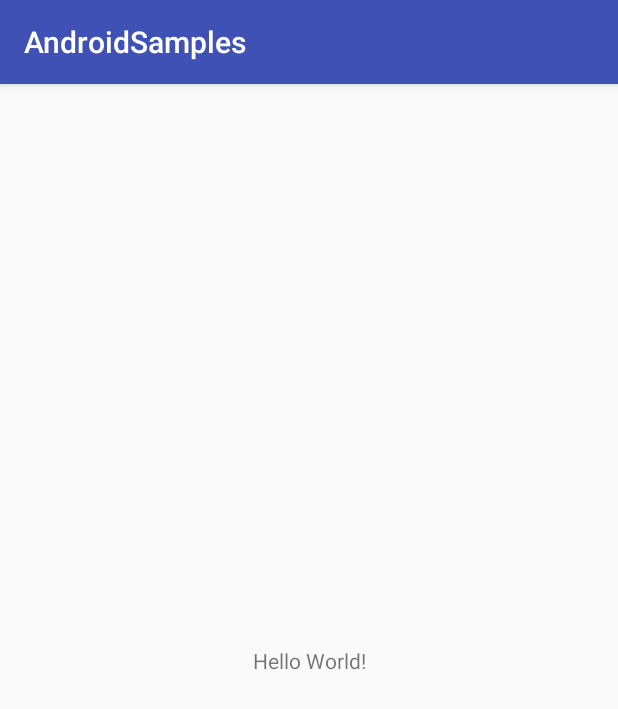
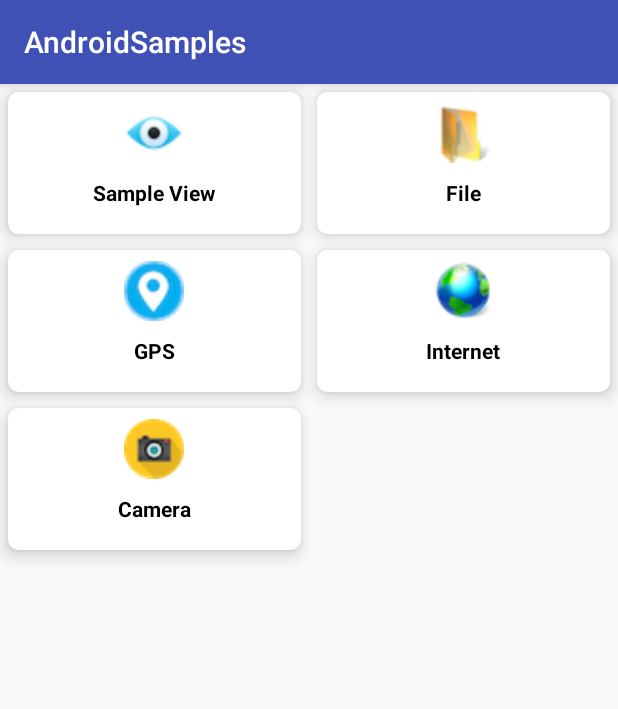
Before and after one commit to firdauskz01/AndroidSamples, an Android app: the screen it shows after launch (MainActivity before the commit, GridViewActivity after it), on a phone screen of 412 x 824 dp. Shown: the top 709 px of the screen. Run offline under Robolectric (Android 15) with nearby library versions, the phone set to English and light mode, and no system bars.

Commit message:
- Create GridView using Recycler View

```diff
--- a/app/build.gradle
+++ b/app/build.gradle
@@ -21,6 +21,12 @@ android {
 dependencies {
     implementation fileTree(dir: 'libs', include: ['*.jar'])
     implementation 'com.android.support:appcompat-v7:27.1.1'
+
+    //    add this to add gridview using recyclerView and Cardview
+    implementation 'com.android.support:recyclerview-v7:27.1.1'
+    implementation 'com.android.support:cardview-v7:27.1.1'
+
+
     implementation 'com.android.support.constraint:constraint-layout:1.1.3'
     testImplementation 'junit:junit:4.12'
     androidTestImplementation 'com.android.support.test:runner:1.0.2'
--- a/app/src/main/AndroidManifest.xml
+++ b/app/src/main/AndroidManifest.xml
@@ -9,7 +9,7 @@
         android:roundIcon="@mipmap/ic_launcher_round"
         android:supportsRtl="true"
         android:theme="@style/AppTheme">
-        <activity android:name=".MainActivity">
+        <activity android:name=".GridViewActivity">
             <intent-filter>
                 <action android:name="android.intent.action.MAIN" />
 
--- /dev/null
+++ b/app/src/main/java/com/daus/sampleapps/android/GridViewActivity.java
@@ -0,0 +1,75 @@
+package com.daus.sampleapps.android;
+
+import android.os.Bundle;
+import android.support.v7.app.AppCompatActivity;
+import android.support.v7.widget.GridLayoutManager;
+import android.support.v7.widget.RecyclerView;
+import android.view.View;
+import android.widget.Toast;
+
+import com.daus.sampleapps.android.adapters.gridview.GridViewItem;
+import com.daus.sampleapps.android.adapters.gridview.GridViewMenuAdapter;
+
+import java.util.ArrayList;
+
+public class GridViewActivity extends AppCompatActivity {
+
+    private GridViewActivity gridViewActivity;
+
+    @Override
+    protected void onCreate(Bundle savedInstanceState) {
+        super.onCreate(savedInstanceState);
+        setContentView(R.layout.activity_main);
+
+        gridViewActivity = this;
+        setupGridview();
+
+    }
+
+    private void setupGridview() {
+
+        RecyclerView gridView = findViewById(R.id.grid_menu);
+        int numberOfColumns = 2;
+
+        gridView.setLayoutManager(new GridLayoutManager(this, numberOfColumns));// for grid layout
+
+        ArrayList<GridViewItem> listMenu = new ArrayList<>();
+
+        GridViewItem itemSampleView = new GridViewItem();
+        itemSampleView.setName("Sample View");
+        itemSampleView.setDrawableId(getResources().getDrawable(R.drawable.sample_view_icon));
+        listMenu.add(itemSampleView);
+
+
+        GridViewItem itemFile = new GridViewItem();
+        itemFile.setName("File");
+        itemFile.setDrawableId(getResources().getDrawable(R.drawable.folder_icon));
+        listMenu.add(itemFile);
+
+        GridViewItem itemGPS = new GridViewItem();
+        itemGPS.setName("GPS");
+        itemGPS.setDrawableId(getResources().getDrawable(R.drawable.gps_icon));
+        listMenu.add(itemGPS);
+
+        GridViewItem itemInternet = new GridViewItem();
+        itemInternet.setName("Internet");
+        itemInternet.setDrawableId(getResources().getDrawable(R.drawable.internet_icon));
+        listMenu.add(itemInternet);
+
+        GridViewItem itemCamera = new GridViewItem();
+        itemCamera.setName("Camera");
+        itemCamera.setDrawableId(getResources().getDrawable(R.drawable.camera_icon));
+        listMenu.add(itemCamera);
+
+        GridViewMenuAdapter gridmenuAdapter = new GridViewMenuAdapter(gridViewActivity, listMenu);
+        gridView.setAdapter(gridmenuAdapter);
+
+        gridmenuAdapter.setClickListener(new GridViewMenuAdapter.GridItemClickListener() {
+            @Override
+            public void onItemClick(View view, int position) {
+                Toast.makeText(gridViewActivity, "" + position,
+                        Toast.LENGTH_SHORT).show();
+            }
+        });
+    }
+}
--- a/app/src/main/java/com/daus/sampleapps/android/MainActivity.java
+++ /dev/null
@@ -1,13 +0,0 @@
-package com.daus.sampleapps.android;
-
-import android.support.v7.app.AppCompatActivity;
-import android.os.Bundle;
-
-public class MainActivity extends AppCompatActivity {
-
-    @Override
-    protected void onCreate(Bundle savedInstanceState) {
-        super.onCreate(savedInstanceState);
-        setContentView(R.layout.activity_main);
-    }
-}
--- /dev/null
+++ b/app/src/main/java/com/daus/sampleapps/android/adapters/gridview/GridViewItem.java
@@ -0,0 +1,26 @@
+package com.daus.sampleapps.android.adapters.gridview;
+
+import android.graphics.drawable.Drawable;
+
+public class GridViewItem {
+
+    private String name;
+    private Drawable drawableId;
+
+
+    public Drawable getDrawableId() {
+        return drawableId;
+    }
+
+    public void setDrawableId(Drawable drawableId) {
+        this.drawableId = drawableId;
+    }
+
+    public String getName() {
+        return name;
+    }
+
+    public void setName(String name) {
+        this.name = name;
+    }
+}
--- /dev/null
+++ b/app/src/main/java/com/daus/sampleapps/android/adapters/gridview/GridViewMenuAdapter.java
@@ -0,0 +1,91 @@
+package com.daus.sampleapps.android.adapters.gridview;
+
+import android.content.Context;
+import android.support.annotation.NonNull;
+import android.support.v7.widget.RecyclerView;
+import android.util.Log;
+import android.view.LayoutInflater;
+import android.view.View;
+import android.view.ViewGroup;
+import android.widget.ImageView;
+import android.widget.TextView;
+
+import com.daus.sampleapps.android.R;
+
+import java.util.ArrayList;
+
+public class GridViewMenuAdapter extends RecyclerView.Adapter<GridViewMenuAdapter.ViewHolder> {
+
+    private static final String TAG = "GridViewMenuAdapter";
+
+    private final ArrayList<GridViewItem> listMenu;
+    private final LayoutInflater inflater;
+    private final Context context;
+    private GridItemClickListener mClickListener;
+
+    public GridViewMenuAdapter(Context context, ArrayList<GridViewItem> listMenu) {
+        this.listMenu = listMenu;
+        this.context = context;
+        inflater = (LayoutInflater) context
+                .getSystemService(Context.LAYOUT_INFLATER_SERVICE);
+    }
+
+    @NonNull
+    @Override
+    public ViewHolder onCreateViewHolder(@NonNull ViewGroup parent, int viewType) {
+        View view = inflater.inflate(R.layout.grid_menu_layout, parent, false);
+        return new ViewHolder(view);
+    }
+
+    @Override
+    public void onBindViewHolder(@NonNull ViewHolder holder, int position) {
+        Log.e(TAG, "onBindViewHolder position : " + position);
+        Log.e(TAG, "onBindViewHolder name : " + listMenu.get(position).getName());
+        try {
+            holder.textView.setText(listMenu.get(position).getName());
+            holder.imgView.setImageDrawable(listMenu.get(position).getDrawableId());
+        } catch (Exception e) {
+            Log.e(TAG, "onBindViewHolder : " + e.toString());
+            e.printStackTrace();
+        }
+    }
+
+    @Override
+    public long getItemId(int i) {
+        return i;
+    }
+
+    @Override
+    public int getItemCount() {
+        return listMenu.size();
+    }
+
+    // stores and recycles views as they are scrolled off screen
+    public class ViewHolder extends RecyclerView.ViewHolder implements View.OnClickListener {
+        TextView textView;
+        ImageView imgView;
+
+        ViewHolder(View itemView) {
+            super(itemView);
+            textView = itemView.findViewById(R.id.tvGridMenuItem);
+            imgView = itemView.findViewById(R.id.imgGridMenuItem);
+            itemView.setOnClickListener(this);
+        }
+
+        @Override
+        public void onClick(View view) {
+            if (mClickListener != null) mClickListener.onItemClick(view, getAdapterPosition());
+        }
+    }
+
+    // allows clicks events to be caught
+    public void setClickListener(GridItemClickListener itemClickListener) {
+        this.mClickListener = itemClickListener;
+    }
+
+    // parent activity will implement this method to respond to click events
+    public interface GridItemClickListener {
+        void onItemClick(View view, int position);
+    }
+
+}
--- a/app/src/main/res/layout/activity_main.xml
+++ b/app/src/main/res/layout/activity_main.xml
@@ -4,15 +4,23 @@
     xmlns:tools="http://schemas.android.com/tools"
     android:layout_width="match_parent"
     android:layout_height="match_parent"
-    tools:context=".MainActivity">
+    tools:context=".GridViewActivity">
 
-    <TextView
-        android:layout_width="wrap_content"
-        android:layout_height="wrap_content"
-        android:text="Hello World!"
+    <android.support.v7.widget.RecyclerView
+        android:id="@+id/grid_menu"
+        android:layout_width="match_parent"
+        android:layout_height="match_parent"
+        android:columnWidth="90dp"
+        android:gravity="center"
+        android:horizontalSpacing="10dp"
+        android:numColumns="2"
+        android:stretchMode="columnWidth"
+        android:verticalSpacing="10dp"
         app:layout_constraintBottom_toBottomOf="parent"
         app:layout_constraintLeft_toLeftOf="parent"
         app:layout_constraintRight_toRightOf="parent"
-        app:layout_constraintTop_toTopOf="parent" />
+        app:layout_constraintTop_toTopOf="parent"
+
+        tools:listitem="@layout/grid_menu_layout" />
 
 </android.support.constraint.ConstraintLayout>
--- /dev/null
+++ b/app/src/main/res/layout/grid_menu_layout.xml
@@ -0,0 +1,35 @@
+<?xml version="1.0" encoding="utf-8"?>
+
+<android.support.v7.widget.CardView xmlns:android="http://schemas.android.com/apk/res/android"
+    xmlns:card_view="http://schemas.android.com/apk/res-auto"
+    android:layout_width="match_parent"
+    android:layout_height="wrap_content"
+    android:layout_margin="5dp"
+    card_view:cardCornerRadius="7dp"
+    card_view:cardElevation="7dp"
+    card_view:cardMaxElevation="7dp"
+    card_view:contentPadding="7dp">
+
+    <LinearLayout
+        android:layout_width="match_parent"
+        android:layout_height="match_parent"
+        android:layout_gravity="center"
+        android:gravity="center"
+        android:orientation="vertical">
+
+        <ImageView
+            android:id="@+id/imgGridMenuItem"
+            android:layout_width="40dp"
+            android:layout_height="40dp"
+            android:src="@android:drawable/ic_menu_add" />
+
+        <TextView
+            android:id="@+id/tvGridMenuItem"
+            android:layout_width="match_parent"
+            android:layout_height="40dp"
+            android:gravity="center"
+            android:text="Menu item"
+            android:textColor="@android:color/black"
+            android:textStyle="bold" />
+    </LinearLayout>
+</android.support.v7.widget.CardView>
```
Also changed, not shown: app/src/main/res/drawable/camera_icon.png (added), app/src/main/res/drawable/folder_icon.png (added), app/src/main/res/drawable/gps_icon.png (added), app/src/main/res/drawable/internet_icon.png (added), app/src/main/res/drawable/sample_view_icon.png (added).
